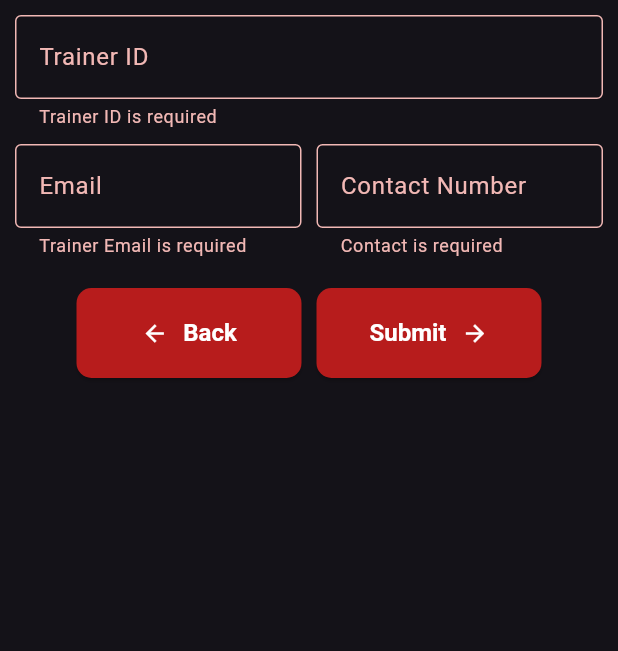
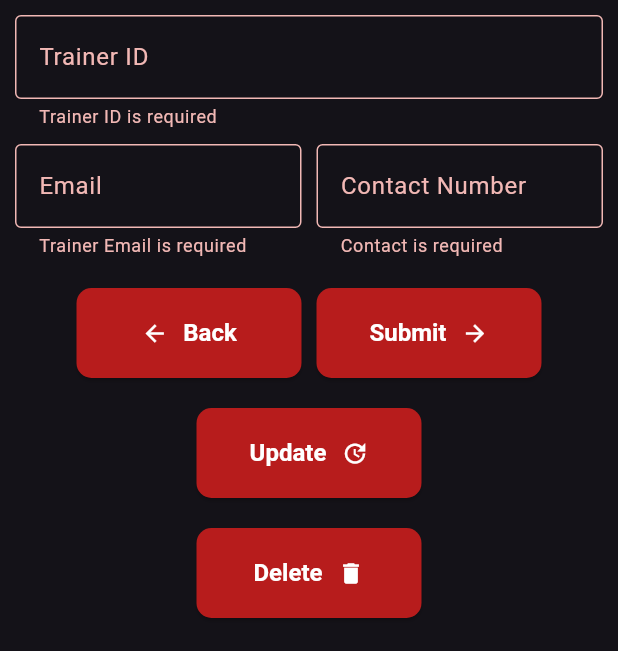
Before and after one commit to orayanics/pokemon-flutter, a Flutter app: the RegisterView widget shown alone on an empty page, opened directly, after a tap on "Submit", on a phone screen of 412 x 824 dp, the part 585-1236 px from its top. Run offline on Flutter 3.47's test engine with Material 3 defaults, Android fonts, the phone set to English and light mode, and no system bars; our stand-ins replace animated_text_kit, flutter_animate.

Commit message:
CRUD Activity

```diff
--- /dev/null
+++ b/lib/models/trainerInformation.dart
@@ -0,0 +1,14 @@
+class TrainerInformation{
+
+  String trainerName;
+  String trainerAge;
+  String homeTown;
+  String trainerType;
+  String trainerID;
+  String gender;
+  String favoritePokemon;
+  String trainerEmail;
+  String contactNumber;
+
+  TrainerInformation(this.trainerName, this.trainerAge, this.homeTown, this.trainerType, this.trainerID, this.gender, this.favoritePokemon, this.trainerEmail, this.contactNumber);
+}
--- a/lib/pages/register_form.dart
+++ b/lib/pages/register_form.dart
@@ -1,8 +1,11 @@
 import 'package:activity_flutter/main.dart';
+import 'package:activity_flutter/models/trainerInformation.dart';
 import 'package:activity_flutter/pages/accolades.dart';
 import 'package:flutter/material.dart';
 import 'package:flutter/services.dart';
 import 'package:activity_flutter/validators/trainer_register_validator.dart';
+
+List<TrainerInformation> trainerInfo =[];
 
 final _trainerName = TextEditingController();
 bool _validateName = false;
@@ -73,22 +76,80 @@ class _RegisterViewState extends State<RegisterView> {
 
   void ValidateFields() {
     setState(() {
+      _validateName =
+          FieldValidators.validateTrainerName(_trainerName.text) != null;
+      _ageErrorText = FieldValidators.validateAge(_trainerAge.text);
+      _validateAge = _ageErrorText != null;
+      _validateHome = FieldValidators.validateHome(_homeTown.text) != null;
+      _validateGender = FieldValidators.validateGender(genValues) != null;
+      _validateTrainerID =
+          FieldValidators.validateTrainerID(_trainerID.text) != null;
+      _emailErrorText =
+          FieldValidators.validateTrainerEmail(_trainerEmail.text);
+      _validateEmail = _emailErrorText != null;
+      _contactErrorText = FieldValidators.validateContact(_trainerContact.text);
+      _validateContact = _contactErrorText != null;
+      trainerInfo.add(TrainerInformation(
+          _trainerName.text,
+          _trainerAge.text,
+          _homeTown.text,
+          trainerTypeValues,
+          _trainerID.text,
+          genValues,
+          "",
+          _trainerEmail.text,
+          _trainerContact.text));
+    });
+  }
+
+ int searchUserIndex(String trainerName){
+    return trainerInfo.indexWhere((element) => element.trainerName == trainerName);
+ }
+
+ void UpdateFields() {
+   setState(() {
      _validateName = FieldValidators.validateTrainerName(_trainerName.text) != null;
      _ageErrorText = FieldValidators.validateAge(_trainerAge.text);
      _validateAge = _ageErrorText != null;
      _validateHome = FieldValidators.validateHome(_homeTown.text) != null;
      _validateGender = FieldValidators.validateGender(genValues) != null;
-      _validateTrainerID =  FieldValidators.validateTrainerID(_trainerID.text) != null;
+     _validateTrainerID = FieldValidators.validateTrainerID(_trainerID.text) != null;
      _emailErrorText = FieldValidators.validateTrainerEmail(_trainerEmail.text);
      _validateEmail = _emailErrorText != null;
      _contactErrorText = FieldValidators.validateContact(_trainerContact.text);
      _validateContact = _contactErrorText != null;
 
+     if (!_validateName && !_validateAge && !_validateHome && !_validateGender && !_validateTrainerID && !_validateEmail && !_validateContact) {
+       int searchedUser = searchUserIndex(_trainerName.text);
+       if (searchedUser != -1) {
+         trainerInfo[searchedUser].trainerName = _trainerName.text;
+         trainerInfo[searchedUser].trainerAge = _trainerAge.text;
+         trainerInfo[searchedUser].homeTown = _homeTown.text;
+         trainerInfo[searchedUser].trainerType = trainerTypeValues;
+         trainerInfo[searchedUser].trainerID = _trainerID.text;
+         trainerInfo[searchedUser].gender = genValues;
+         trainerInfo[searchedUser].trainerEmail = _trainerEmail.text;
+         trainerInfo[searchedUser].contactNumber = _trainerContact.text;
+       }
+     }
    });
  }
+
+  void DeleteFields() {
+    setState(() {
+      int searchedUser = searchUserIndex(_trainerName.text);
+      if (searchedUser != -1) {
+        trainerInfo.removeAt(searchedUser);
+      }
+    });
+  }
+
+
+
   String genValues = generations.first;
   String trainerTypeValues = trainerType.first;
 
+  @override
   @override
   Widget build(BuildContext context) {
     return Padding(
@@ -143,7 +204,8 @@ class _RegisterViewState extends State<RegisterView> {
                       labelText: 'Gender',
                       errorText: _validateGender ? "Gender is required" : null,
                     ),
-                           items: generations.map<DropdownMenuItem<String>>((String value) {
+                    items: generations.map<DropdownMenuItem<String>>((
+                        String value) {
                       return DropdownMenuItem<String>(
                         value: value,
                         child: Text(value),
@@ -152,7 +214,8 @@ class _RegisterViewState extends State<RegisterView> {
                     onChanged: (String? value) {
                       setState(() {
                         genValues = value!;
-                               _validateGender = FieldValidators.validateGender(genValues) != null;
+                        _validateGender = FieldValidators.validateGender(
+                            genValues) != null;
                       });
                     },
                   ),
@@ -180,7 +243,9 @@ class _RegisterViewState extends State<RegisterView> {
               decoration: InputDecoration(
                 border: OutlineInputBorder(),
                 labelText: 'Trainer Type',
-                       errorText: _validateTrainerType ? "Trainer Type is required" : null,
+                errorText: _validateTrainerType
+                    ? "Trainer Type is required"
+                    : null,
               ),
               items: trainerType.map<DropdownMenuItem<String>>((String value) {
                 return DropdownMenuItem<String>(
@@ -191,7 +256,9 @@ class _RegisterViewState extends State<RegisterView> {
               onChanged: (String? value) {
                 setState(() {
                   trainerTypeValues = value!;
-                          _validateTrainerType = FieldValidators.validateTrainerType(trainerTypeValues) != null;
+                  _validateTrainerType =
+                      FieldValidators.validateTrainerType(trainerTypeValues) !=
+                          null;
                 });
               },
             ),
@@ -269,7 +336,8 @@ class _RegisterViewState extends State<RegisterView> {
                   style: ElevatedButton.styleFrom(
                       padding: EdgeInsets.all(20),
                       fixedSize: Size(150, 60),
-                             textStyle: TextStyle(fontSize: 16, fontWeight: FontWeight.bold),
+                      textStyle: TextStyle(
+                          fontSize: 16, fontWeight: FontWeight.bold),
                       foregroundColor: Colors.white,
                       backgroundColor: Colors.red[900],
                       shape: RoundedRectangleBorder(
@@ -295,7 +363,8 @@ class _RegisterViewState extends State<RegisterView> {
                   style: ElevatedButton.styleFrom(
                       padding: EdgeInsets.all(20),
                       fixedSize: Size(150, 60),
-                             textStyle: TextStyle(fontSize: 16, fontWeight: FontWeight.bold),
+                      textStyle: TextStyle(
+                          fontSize: 16, fontWeight: FontWeight.bold),
                       foregroundColor: Colors.white,
                       backgroundColor: Colors.red[900],
                       shape: RoundedRectangleBorder(
@@ -315,6 +384,73 @@ class _RegisterViewState extends State<RegisterView> {
                 ),
               ],
             ),
+            SizedBox(height: 20),
+            ElevatedButton(
+              onPressed: () {
+                UpdateFields();
+              },
+              style: ElevatedButton.styleFrom(
+                  padding: EdgeInsets.all(20),
+                  fixedSize: Size(150, 60),
+                  textStyle: TextStyle(
+                      fontSize: 16, fontWeight: FontWeight.bold),
+                  foregroundColor: Colors.white,
+                  backgroundColor: Colors.red[900],
+                  shape: RoundedRectangleBorder(
+                    borderRadius: BorderRadius.circular(10),
+                  )),
+              child: Row(
+                mainAxisAlignment: MainAxisAlignment.center,
+                children: [
+                  Text("Update"),
+                  SizedBox(width: 10),
+                  Icon(
+                    Icons.update,
+                    color: Colors.white,
+                  ),
+                ],
+              ),
+            ),
+            SizedBox(height: 20),
+            ElevatedButton(
+              onPressed: () {
+                DeleteFields();
+              },
+              style: ElevatedButton.styleFrom(
+                  padding: EdgeInsets.all(20),
+                  fixedSize: Size(150, 60),
+                  textStyle: TextStyle(
+                      fontSize: 16, fontWeight: FontWeight.bold),
+                  foregroundColor: Colors.white,
+                  backgroundColor: Colors.red[900],
+                  shape: RoundedRectangleBorder(
+                    borderRadius: BorderRadius.circular(10),
+                  )),
+              child: Row(
+                mainAxisAlignment: MainAxisAlignment.center,
+                children: [
+                  Text("Delete"),
+                  SizedBox(width: 10),
+                  Icon(
+                    Icons.delete,
+                    color: Colors.white,
+                  ),
+                ],
+              ),
+            ),
+            SizedBox(height:20),
+            ListView.builder(
+              shrinkWrap: true,
+              itemCount: trainerInfo.length,
+              itemBuilder: (context, index) {
+                final trainer = trainerInfo[index];
+                return ListTile(
+                  title: Text(trainer.trainerName),
+                  subtitle: Text('Age: ${trainer.trainerAge}, Email: ${trainer
+                      .trainerEmail}, Contact: ${trainer.contactNumber}'),
+                );
+              },
+            ),
           ],
         ),
       ),
--- a/lib/pages/register_pokemon.dart
+++ b/lib/pages/register_pokemon.dart
@@ -181,13 +181,15 @@ class _InptFieldSectionState extends State<InptFieldSection> {
   bool _validateLevel = false;
   String? _levelErrorText;
 
+  String _selectedType = 'Normal';
+
   void ValidateFields() {
     setState(() {
       _validateName = FieldValidators.validatePokemonName(_pokemonName.text) != null;
       _levelErrorText = FieldValidators.validatePokemonLevel(_pokemonLevel.text);
       _validateLevel = _levelErrorText != null;
     });
-    widget.onValidate(); // Notify parent that validation occurred
+    widget.onValidate();
   }
 
   @override
@@ -242,7 +244,7 @@ class _InptFieldSectionState extends State<InptFieldSection> {
                 child: DropdownButtonHideUnderline(
                   child: DropdownButton(
                     dropdownColor: Colors.black,
-                    value: 'Normal',
+                    value: _selectedType,
                     icon: Icon(Icons.arrow_drop_down, color: Colors.red),
                     items: widget.items.map((String item) {
                       return DropdownMenuItem(
@@ -250,7 +252,11 @@ class _InptFieldSectionState extends State<InptFieldSection> {
                         child: Text(item, style: TextStyle(fontSize: 16, fontWeight: FontWeight.bold, color: Colors.white)),
                       );
                     }).toList(),
-                    onChanged: (String? newValue) {},
+                    onChanged: (String? newValue) {
+                      setState(() {
+                        _selectedType = newValue!;
+                      });
+                    },
                   ),
                 ),
               ),
@@ -281,7 +287,7 @@ class _InptFieldSectionState extends State<InptFieldSection> {
                   ),
                   fillColor: Colors.black,
                   filled: true,
-                  hintText: "Pokemon Name",
+                  hintText: "Level",
                   hintStyle: TextStyle(fontSize: 16, fontWeight: FontWeight.bold, color: Colors.white),
                 )
 
```
Lines whose indentation alone changed are shown as unchanged.
